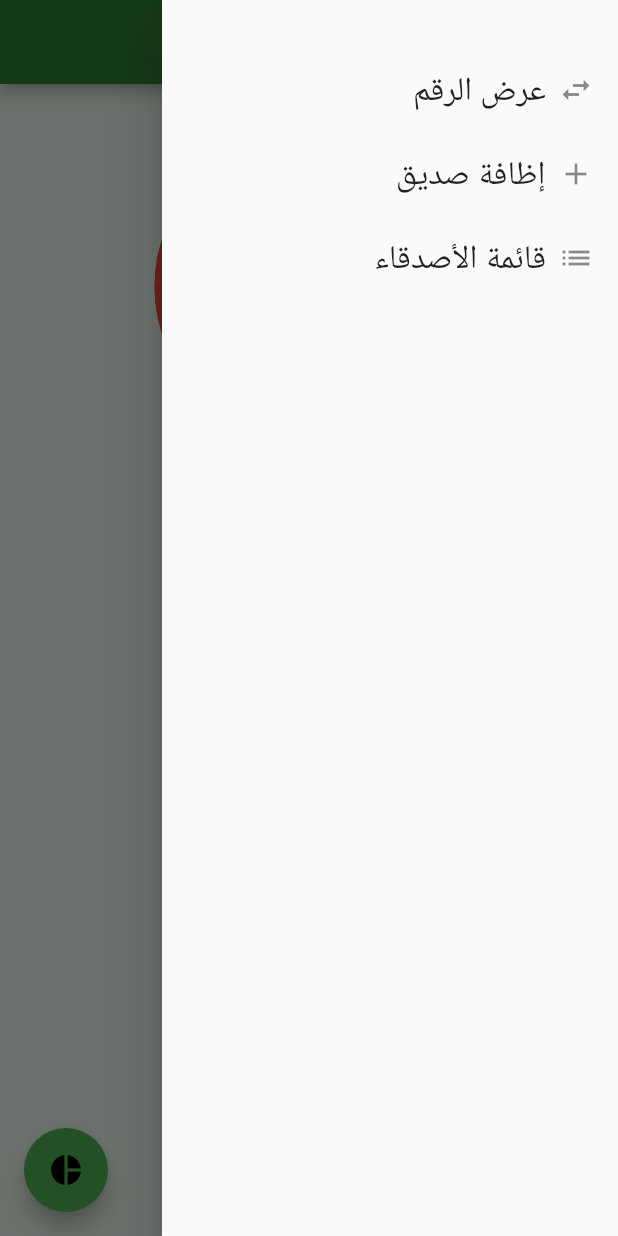
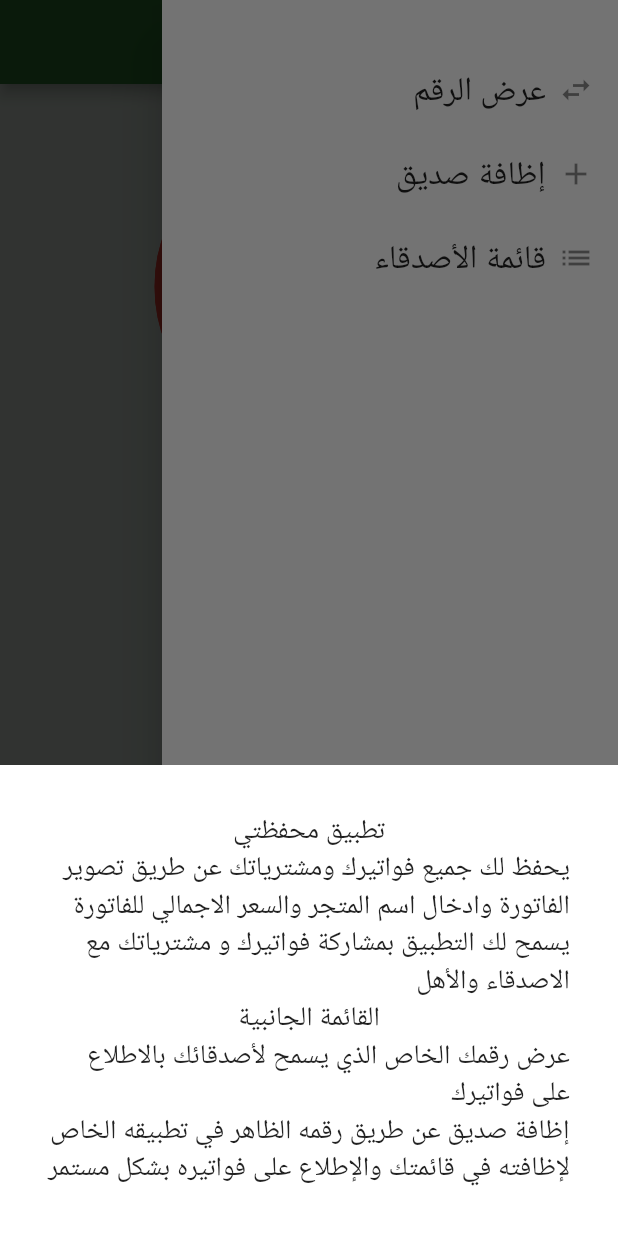
Before and after one commit to YousefAlyouswf/Receipts, a Flutter app: the screen it shows after launch, in the side drawer, after a tap on the "add" icon, on a phone screen of 412 x 824 dp. Run offline on Flutter 3.47's test engine with Material 2 defaults, Android fonts, the light colour scheme and no system bars; our stand-ins replace dio, firebase_storage, fluttertoast, gallery_saver, image_gallery_saver, image_picker and 5 more; missing offline and left inert: autocomplete_textfield; accounts and stored records are empty.

Commit message:
app manual

```diff
--- a/lib/date_screen.dart
+++ b/lib/date_screen.dart
@@ -372,7 +372,6 @@ class _GridItemState extends State<GridItem> {
                 color: Colors.blue,
               ),
               onPressed: () {
-
                 Navigator.push(
                   context,
                   MaterialPageRoute(
@@ -391,12 +390,17 @@ class _GridItemState extends State<GridItem> {
           isSelected
               ? Align(
                   alignment: Alignment.bottomRight,
-                  child: Padding(
-                    padding: const EdgeInsets.all(8.0),
-                    child: Icon(
+                  child: IconButton(
+                    icon: Icon(
                       Icons.check_circle,
-                      color: Colors.red,
                     ),
+                    color: Colors.red,
+                    onPressed: () {
+                      setState(() {
+                        isSelected = !isSelected;
+                        widget.isSelected(isSelected);
+                      });
+                    },
                   ),
                 )
               : Container()
--- a/lib/loaded.dart
+++ b/lib/loaded.dart
@@ -60,7 +60,9 @@ class _LoadedState extends State<Loaded> {
     SharedPreferences prefs = await SharedPreferences.getInstance();
     if (prefs.getString('uuid') == null) {
       var uuid = Uuid();
-      prefs.setString('uuid', uuid.v1());
+      String uid = uuid.v1();
+
+      prefs.setString('uuid', uid.substring(0, 8));
     }
   }
 
--- a/lib/stores_screen.dart
+++ b/lib/stores_screen.dart
@@ -69,7 +69,6 @@ class _StoresScreenState extends State<StoresScreen> {
   @override
   void initState() {
     super.initState();
-
 
     fetchStore();
     countTheReceipts();
@@ -210,10 +209,12 @@ class _StoresScreenState extends State<StoresScreen> {
     'عرض الرقم',
     'إظافة صديق',
     'قائمة الأصدقاء',
+    'شرح إستخدام التطبيق',
   ];
   @override
   Widget build(BuildContext context) {
     return Scaffold(
+      resizeToAvoidBottomPadding: false,
       appBar: AppBar(
         title: Text("محفظتي"),
         centerTitle: true,
@@ -237,6 +238,7 @@ class _StoresScreenState extends State<StoresScreen> {
                         } else if (i == 1) {
                           _showDialog(i);
                         } else if (i == 2) {
+                          Navigator.of(context).pop();
                           List<Friends> frindes = [];
                           final storeList =
                               await DBHelper.getDataFriend('friend');
@@ -322,11 +324,69 @@ class _StoresScreenState extends State<StoresScreen> {
                                     ),
                                   ),
                           );
+                        } else if (i == 3) {
+                          TextStyle style = TextStyle(fontSize: 18);
+                          showModalBottomSheet(
+                              backgroundColor: Colors.white,
+                              context: context,
+                              builder: (context) => SingleChildScrollView(
+                                    child: Container(
+                                      child: Padding(
+                                        padding: const EdgeInsets.all(32.0),
+                                        child: Column(
+                                          crossAxisAlignment:
+                                              CrossAxisAlignment.end,
+                                          children: [
+                                            Center(
+                                              child: Text(
+                                                'تطبيق محفظتي',
+                                                textDirection:
+                                                    TextDirection.rtl,
+                                                style: style,
+                                              ),
+                                            ),
+                                            Text(
+                                              'يحفظ لك جميع فواتيرك ومشترياتك عن طريق تصوير الفاتورة وادخال اسم المتجر والسعر الاجمالي للفاتورة',
+                                              textDirection: TextDirection.rtl,
+                                              style: style,
+                                            ),
+                                            Text(
+                                              'يسمح لك التطبيق بمشاركة فواتيرك و مشترياتك مع الاصدقاء والأهل',
+                                              textDirection: TextDirection.rtl,
+                                              style: style,
+                                            ),
+                                            Center(
+                                              child: Text(
+                                                'القائمة الجانبية',
+                                                textDirection: TextDirection.rtl,
+                                                style: style,
+                                              ),
+                                            ),
+                                            Text(
+                                              'عرض رقمك الخاص الذي يسمح لأصدقائك بالاطلاع على فواتيرك',
+                                              textDirection: TextDirection.rtl,
+                                              style: style,
+                                            ),
+                                            Text(
+                                              'إظافة صديق عن طريق رقمه الظاهر في تطبيقه الخاص لإظافته في قائمتك والإطلاع على فواتيره بشكل مستمر',
+                                              textDirection: TextDirection.rtl,
+                                              style: style,
+                                            ),
+                                          ],
+                                        ),
+                                      ),
+                                    ),
+                                  ));
                         }
                       },
                       title: Row(
                         mainAxisAlignment: MainAxisAlignment.end,
                         children: [
+                          i == 3
+                              ? SizedBox(
+                                  height: MediaQuery.of(context).size.height,
+                                )
+                              : Container(),
                           Padding(
                             padding: const EdgeInsets.all(8.0),
                             child: Text(
@@ -335,7 +395,15 @@ class _StoresScreenState extends State<StoresScreen> {
                               style: TextStyle(fontSize: 22),
                             ),
                           ),
-                          Icon(i==0?Icons.swap_horiz:i==1?Icons.add:Icons.list),
+                          Icon(
+                            i == 0
+                                ? Icons.swap_horiz
+                                : i == 1
+                                    ? Icons.add
+                                    : i == 2
+                                        ? Icons.list
+                                        : Icons.tablet_android,
+                          ),
                         ],
                       ),
                     );
@@ -430,8 +498,9 @@ class _StoresScreenState extends State<StoresScreen> {
                 : Expanded(
                     child: GridView.builder(
                       itemCount: stores.length,
-                      gridDelegate: new SliverGridDelegateWithFixedCrossAxisCount(
-                          crossAxisCount: 2),
+                      gridDelegate:
+                          new SliverGridDelegateWithFixedCrossAxisCount(
+                              crossAxisCount: 2),
                       itemBuilder: (context, i) {
                         return Container(
                           decoration: new BoxDecoration(
@@ -448,7 +517,6 @@ class _StoresScreenState extends State<StoresScreen> {
                           margin: EdgeInsets.all(10),
                           child: InkWell(
                             onTap: () {
-
                               Navigator.push(
                                 context,
                                 MaterialPageRoute(
@@ -480,7 +548,6 @@ class _StoresScreenState extends State<StoresScreen> {
                                     ),
                                   ),
                                 ),
-
                                 Text(
                                   "الفواتير ${map[stores[i].store].toString()}",
                                   textDirection: TextDirection.rtl,
```
